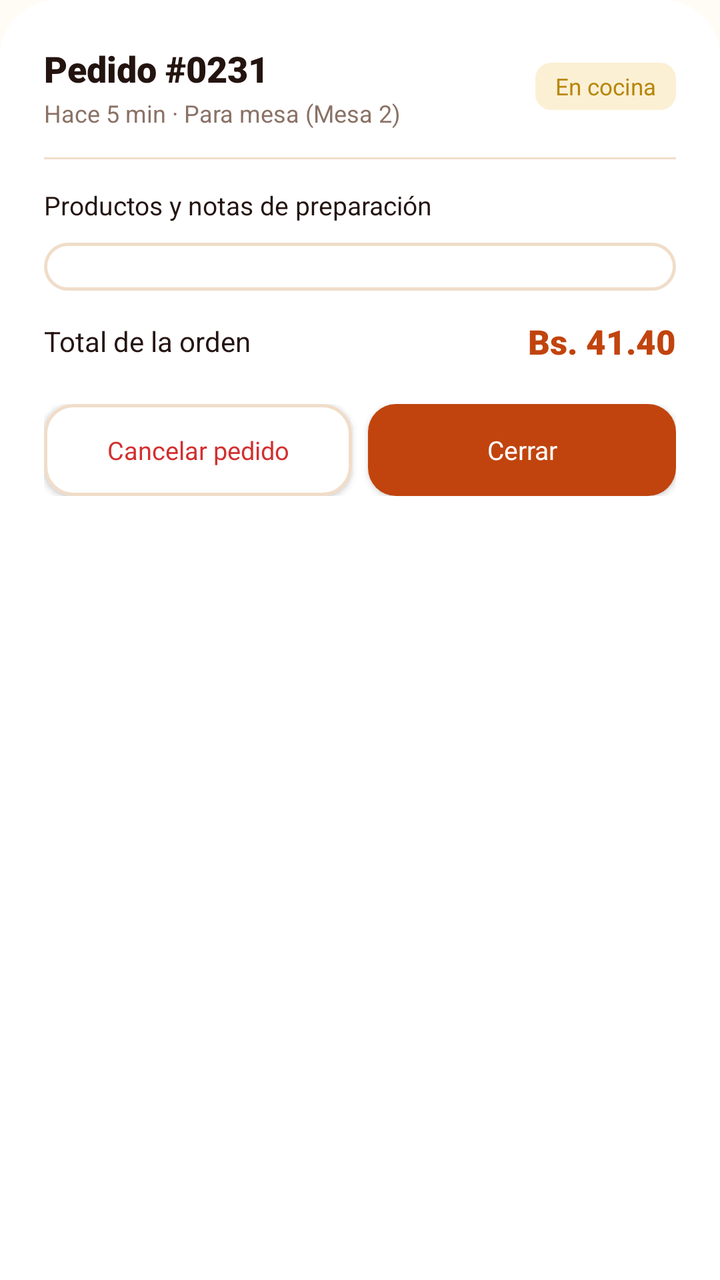
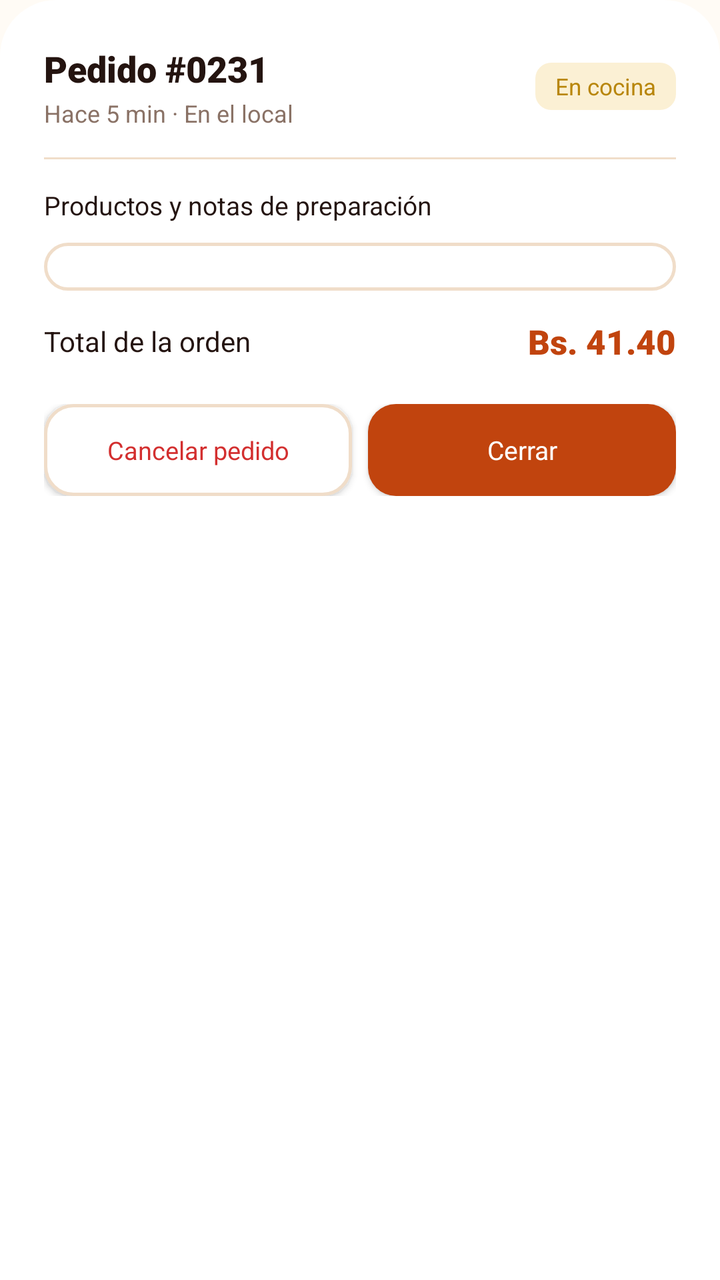

The first picture is an Android layout as it rendered before a commit; the second is the same layout after the commit. The layout source and the unified diff follow.
<!-- AndroidManifest.xml: application theme Theme.Pollogithub -->
<!-- res/layout/dialog_detalle_pedido.xml -->
<?xml version="1.0" encoding="utf-8"?>
<ScrollView xmlns:android="http://schemas.android.com/apk/res/android"
    xmlns:app="http://schemas.android.com/apk/res-auto"
    android:layout_width="match_parent"
    android:layout_height="wrap_content"
    android:background="@drawable/bg_card_top_rounded"
    android:padding="22dp">

    <LinearLayout
        android:layout_width="match_parent"
        android:layout_height="wrap_content"
        android:orientation="vertical">

        
        <LinearLayout
            android:layout_width="match_parent"
            android:layout_height="wrap_content"
            android:gravity="center_vertical"
            android:orientation="horizontal">

            <LinearLayout
                android:layout_width="0dp"
                android:layout_height="wrap_content"
                android:layout_weight="1"
                android:orientation="vertical">

                <TextView
                    android:id="@+id/tvDetalleOrderId"
                    android:layout_width="wrap_content"
                    android:layout_height="wrap_content"
                    android:fontFamily="sans-serif-black"
                    android:text="Pedido #0231"
                    android:textColor="@color/char_900"
                    android:textSize="18sp" />

                <TextView
                    android:id="@+id/tvDetalleOrderMeta"
                    android:layout_width="wrap_content"
                    android:layout_height="wrap_content"
                    android:layout_marginTop="2dp"
                    android:fontFamily="sans-serif"
                    android:text="Hace 5 min · Para mesa (Mesa 2)"
                    android:textColor="@color/char_400"
                    android:textSize="12sp" />
            </LinearLayout>

            <TextView
                android:id="@+id/tvDetalleStatusBadge"
                android:layout_width="wrap_content"
                android:layout_height="wrap_content"
                android:background="@drawable/bg_status_cocina"
                android:fontFamily="sans-serif-bold"
                android:paddingHorizontal="10dp"
                android:paddingVertical="4dp"
                android:text="En cocina"
                android:textColor="@color/wait_600"
                android:textSize="11.5sp" />
        </LinearLayout>

        <View
            android:layout_width="match_parent"
            android:layout_height="1dp"
            android:layout_marginVertical="14dp"
            android:background="@color/line_color" />

        
        <TextView
            android:layout_width="wrap_content"
            android:layout_height="wrap_content"
            android:fontFamily="sans-serif-bold"
            android:text="Productos y notas de preparación"
            android:textColor="@color/char_900"
            android:textSize="13sp" />

        
        <LinearLayout
            android:id="@+id/layoutItemsContainer"
            android:layout_width="match_parent"
            android:layout_height="wrap_content"
            android:layout_marginTop="10dp"
            android:background="@drawable/bg_order_card"
            android:orientation="vertical"
            android:padding="12dp">
            
        </LinearLayout>

        
        <LinearLayout
            android:layout_width="match_parent"
            android:layout_height="wrap_content"
            android:layout_marginTop="14dp"
            android:gravity="center_vertical"
            android:orientation="horizontal">

            <TextView
                android:layout_width="0dp"
                android:layout_height="wrap_content"
                android:layout_weight="1"
                android:fontFamily="sans-serif-bold"
                android:text="Total de la orden"
                android:textColor="@color/char_900"
                android:textSize="14sp" />

            <TextView
                android:id="@+id/tvDetalleTotal"
                android:layout_width="wrap_content"
                android:layout_height="wrap_content"
                android:fontFamily="sans-serif-black"
                android:text="Bs. 41.40"
                android:textColor="@color/ember_600"
                android:textSize="17sp" />
        </LinearLayout>

        
        <LinearLayout
            android:layout_width="match_parent"
            android:layout_height="wrap_content"
            android:layout_marginTop="20dp"
            android:orientation="horizontal">

            <androidx.appcompat.widget.AppCompatButton
                android:id="@+id/btnCancelarPedidoDialog"
                android:layout_width="0dp"
                android:layout_height="46dp"
                android:layout_marginEnd="8dp"
                android:layout_weight="1"
                android:background="@drawable/bg_btn_outline"
                android:fontFamily="sans-serif-bold"
                android:text="Cancelar pedido"
                android:textAllCaps="false"
                android:textColor="#D32F2F"
                android:textSize="12.5sp" />

            <androidx.appcompat.widget.AppCompatButton
                android:id="@+id/btnCerrarDetalleDialog"
                android:layout_width="0dp"
                android:layout_height="46dp"
                android:layout_weight="1"
                android:background="@drawable/bg_button_primary"
                android:fontFamily="sans-serif-bold"
                android:text="Cerrar"
                android:textAllCaps="false"
                android:textColor="@color/white"
                android:textSize="13sp" />
        </LinearLayout>

    </LinearLayout>
</ScrollView>
<!-- resources referenced by this layout -->
<resources>
  <color name="char_400">#8A7266</color>
  <color name="char_900">#241410</color>
  <color name="ember_600">#C1440E</color>
  <color name="line_color">#F0DDC9</color>
  <color name="wait_600">#B8860B</color>
  <color name="white">#FFFFFFFF</color>
  <!-- drawable bg_btn_outline (drawable) -->
  <?xml version="1.0" encoding="utf-8"?>
  <ripple xmlns:android="http://schemas.android.com/apk/res/android"
      android:color="#1AE8590C">
      <item>
          <shape android:shape="rectangle">
              <solid android:color="@color/white" />
              <stroke
                  android:width="1.5dp"
                  android:color="@color/line_color" />
              <corners android:radius="14dp" />
          </shape>
      </item>
  </ripple>
  <!-- drawable bg_button_primary (drawable) -->
  <?xml version="1.0" encoding="utf-8"?>
  <ripple xmlns:android="http://schemas.android.com/apk/res/android"
      android:color="#33FFFFFF">
      <item>
          <shape android:shape="rectangle">
              <solid android:color="@color/ember_600" />
              <corners android:radius="14dp" />
          </shape>
      </item>
  </ripple>
  <!-- drawable bg_card_top_rounded (drawable) -->
  <?xml version="1.0" encoding="utf-8"?>
  <shape xmlns:android="http://schemas.android.com/apk/res/android"
      android:shape="rectangle">
      <solid android:color="@color/white" />
      <corners
          android:topLeftRadius="28dp"
          android:topRightRadius="28dp" />
  </shape>
  <!-- drawable bg_order_card (drawable) -->
  <?xml version="1.0" encoding="utf-8"?>
  <ripple xmlns:android="http://schemas.android.com/apk/res/android"
      android:color="#1AE8590C">
      <item>
          <shape android:shape="rectangle">
              <solid android:color="@color/white" />
              <stroke
                  android:width="1.5dp"
                  android:color="@color/line_color" />
              <corners android:radius="16dp" />
          </shape>
      </item>
  </ripple>
  <!-- drawable bg_status_cocina (drawable) -->
  <?xml version="1.0" encoding="utf-8"?>
  <shape xmlns:android="http://schemas.android.com/apk/res/android"
      android:shape="rectangle">
      <solid android:color="@color/wait_100" />
      <corners android:radius="8dp" />
  </shape>
  <style name="Theme.Pollogithub" parent="Base.Theme.Pollogithub" />
  <color name="wait_100">#FBF0D4</color>
  <style name="Base.Theme.Pollogithub" parent="Theme.Material3.DayNight.NoActionBar">
          <item name="android:windowBackground">@color/paper_50</item>
          <item name="android:statusBarColor">@android:color/transparent</item>
          <item name="android:navigationBarColor">@color/white</item>
          <item name="android:windowLightStatusBar">true</item>
          <item name="android:windowLightNavigationBar">true</item>
      </style>
  <color name="paper_50">#FFFBF5</color>
</resources>

<!-- the commit's change to res/layout/dialog_detalle_pedido.xml (unified diff, before → after) -->
@@ -39,7 +39,7 @@
                     android:layout_height="wrap_content"
                     android:layout_marginTop="2dp"
                     android:fontFamily="sans-serif"
-                    android:text="Hace 5 min · Para mesa (Mesa 2)"
+                    android:text="Hace 5 min · En el local"
                     android:textColor="@color/char_400"
                     android:textSize="12sp" />
             </LinearLayout>
